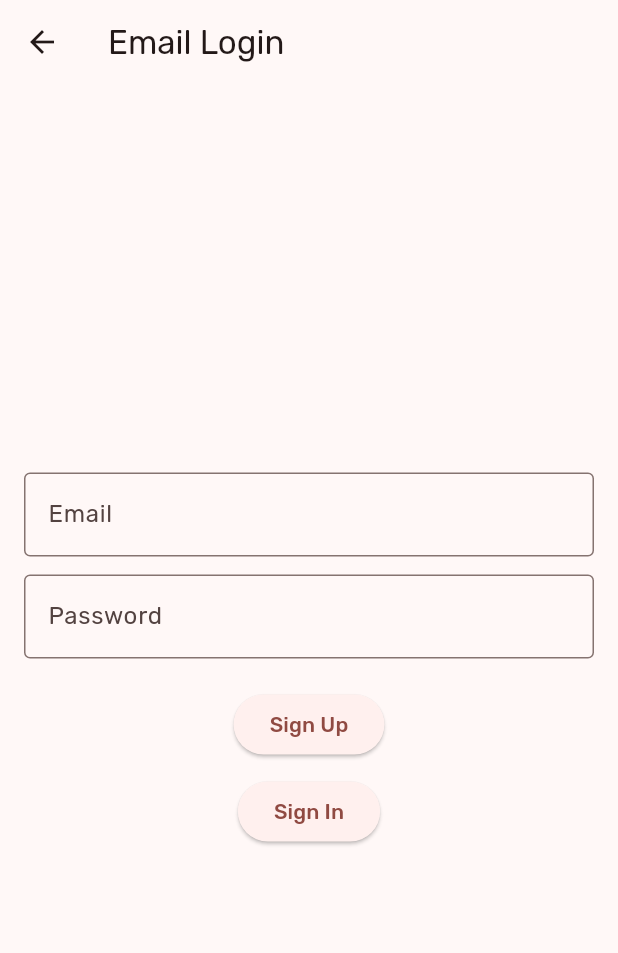
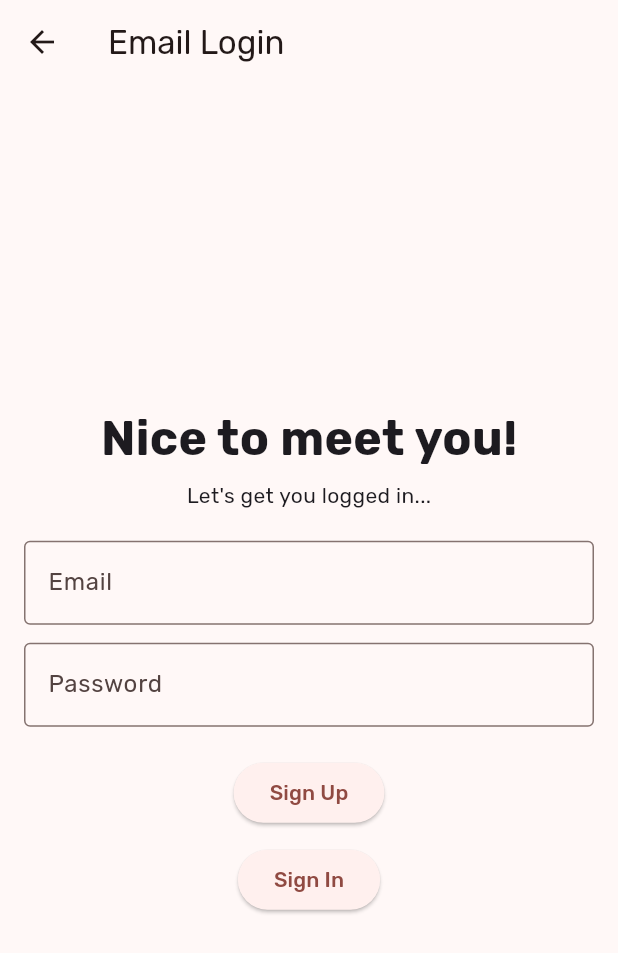
Before and after one commit to Dragon863/myrunshaw, a Flutter app: the EmailPage screen opened directly, on a phone screen of 412 x 824 dp. Shown: the top 953 px of the screen. Run offline on Flutter 3.47's test engine with Material 3 defaults, Android fonts, the phone set to English and light mode, and no system bars; our stand-ins replace appwrite, cached_network_image, flutter_slider_drawer, google_fonts, image_picker; missing offline and left inert: icalendar_parser, mobile_scanner.

Commit message:
Email page changes

```diff
--- a/lib/pages/login/emailpage.dart
+++ b/lib/pages/login/emailpage.dart
@@ -1,5 +1,6 @@
 import 'package:appwrite/appwrite.dart';
 import 'package:flutter/material.dart';
+import 'package:google_fonts/google_fonts.dart';
 import 'package:provider/provider.dart';
 import 'package:runshaw/main.dart';
 import 'package:runshaw/pages/main/main_view.dart';
@@ -18,8 +19,7 @@ class _EmailPageState extends State<EmailPage> {
   void initState() {
     super.initState();
     final BaseAPI api = context.read<BaseAPI>();
-    api.addListener(
-      () {
+    api.addListener(() {
       if (api.status == AccountStatus.authenticated) {
         Navigator.of(context).pushReplacement(
           MaterialPageRoute(
@@ -27,8 +27,7 @@ class _EmailPageState extends State<EmailPage> {
           ),
         );
       }
-      },
-    );
+    });
   }
 
   @override
@@ -39,9 +38,25 @@ class _EmailPageState extends State<EmailPage> {
       ),
       body: Padding(
         padding: const EdgeInsets.all(16.0),
+        child: Center(
+          child: Container(
+            constraints: const BoxConstraints(
+              minWidth: 150,
+              maxWidth: 500,
+            ),
             child: Column(
               mainAxisAlignment: MainAxisAlignment.center,
               children: <Widget>[
+                Text(
+                  "Nice to meet you!",
+                  style: GoogleFonts.rubik(
+                    fontSize: 32,
+                    fontWeight: FontWeight.bold,
+                  ),
+                ),
+                const SizedBox(height: 5),
+                const Text("Let's get you logged in..."),
+                const SizedBox(height: 20),
                 TextField(
                   decoration: const InputDecoration(
                     labelText: 'Email',
@@ -56,7 +71,8 @@ class _EmailPageState extends State<EmailPage> {
                     labelText: 'Password',
                     border: OutlineInputBorder(),
                   ),
-              keyboardType: TextInputType.emailAddress,
+                  keyboardType: TextInputType.text,
+                  obscureText: true,
                   controller: passwordController,
                 ),
                 const SizedBox(height: 20),
@@ -108,6 +124,8 @@ class _EmailPageState extends State<EmailPage> {
               ],
             ),
           ),
+        ),
+      ),
     );
   }
 }
```
Lines whose indentation alone changed are shown as unchanged.
